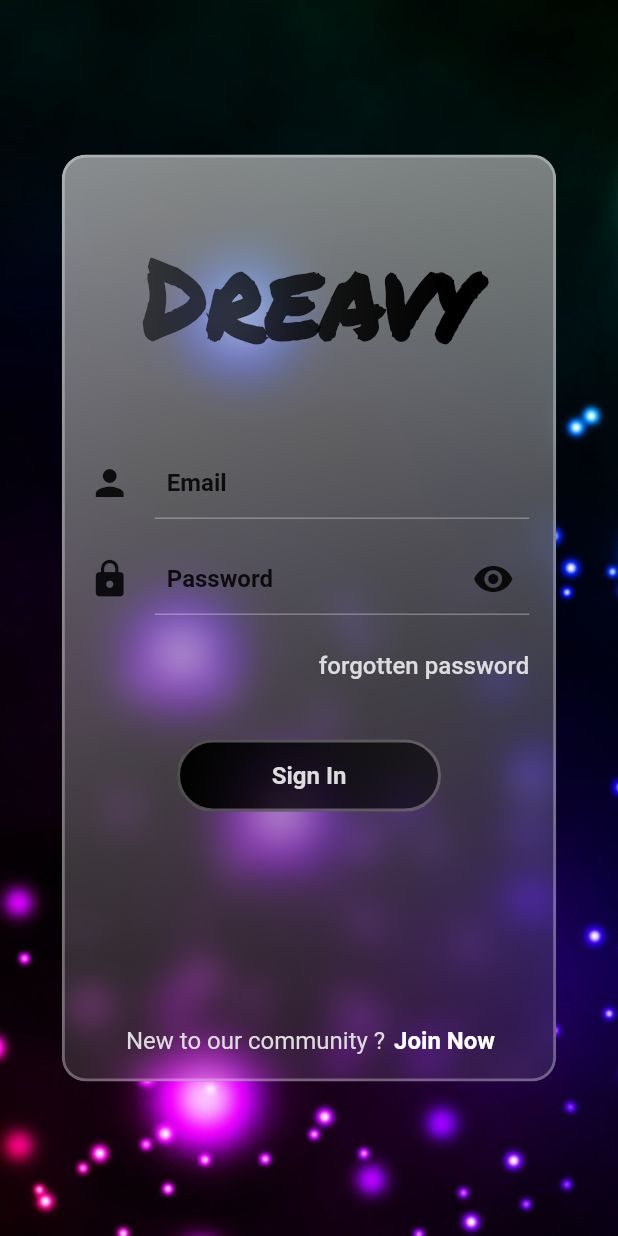
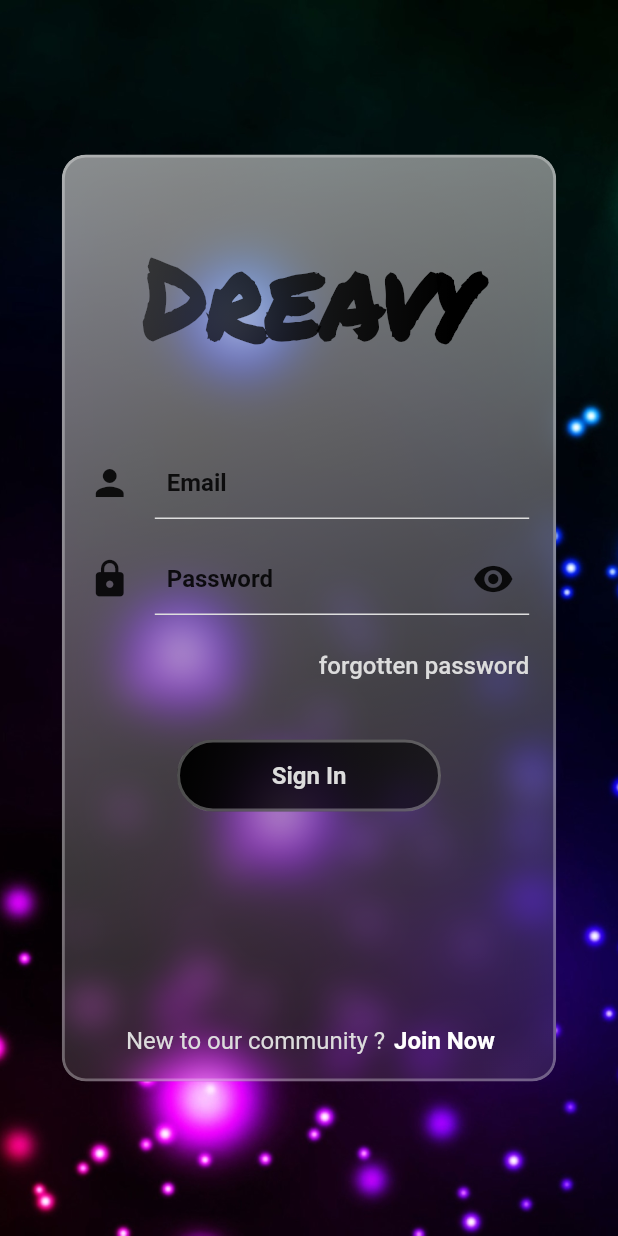
Before and after one commit to nautiii/Flutter-Project, a Flutter app: the screen it shows after launch, on a phone screen of 412 x 824 dp. Run offline on Flutter 3.47's test engine with Material 2 defaults, Android fonts, the phone set to English and light mode, and no system bars; our stand-ins replace cloud_firestore, firebase_core, go_router, google_fonts; missing offline and left inert: encrypt; accounts and stored records are empty.

Commit message:
UPDATE - login page done, only feature missing for now: forgotten-password

```diff
--- a/lib/main.dart
+++ b/lib/main.dart
@@ -20,31 +20,34 @@ class App extends StatelessWidget {
   Widget build(BuildContext context) {
     return ChangeNotifierProvider<UserInfoProvider>(
       create: (context) => UserInfoProvider(),
-      child: MaterialApp.router(
+      child: Consumer<UserInfoProvider>(
+        builder: (_, userInfo, __) => MaterialApp.router(
           theme: dreavyTheme,
           debugShowCheckedModeBanner: false,
           routerConfig: GoRouter(
-          errorBuilder: (_, GoRouterState state) => NotFoundPage(state: state),
-          initialLocation: '/login',
+            errorBuilder: (_, GoRouterState s) => NotFoundPage(state: s),
             redirect: (context, state) async {
-            if (state.location.isEmpty) return '/home';
-            // if (!await LoginService.of(context).isLoggedIn) return '/login';
+              if (!userInfo.isLogged) return '/login';
               return null;
             },
             routes: <GoRoute>[
               GoRoute(
-                path: '/login',
-                builder: (_, GoRouterState state) => SignInPage(state: state)),
+                  path: '/',
+                  builder: (_, GoRouterState s) => HomePage(state: s)),
               GoRoute(
                   path: '/home',
-                builder: (_, GoRouterState state) => HomePage(state: state)),
+                  builder: (_, GoRouterState s) => HomePage(state: s)),
+              GoRoute(
+                  path: '/login',
+                  builder: (_, GoRouterState s) => SignInPage(state: s)),
               GoRoute(
                   path: '/profile',
-                builder: (_, GoRouterState state) => ProfilePage(state: state)),
+                  builder: (_, GoRouterState s) => ProfilePage(state: s)),
               GoRoute(
                   path: '/favorites',
-                builder: (_, GoRouterState state) => FavoritePage(state: state)),
+                  builder: (_, GoRouterState s) => FavoritePage(state: s)),
             ],
+          ),
         ),
       ),
     );
--- /dev/null
+++ b/lib/models/user_model.dart
@@ -0,0 +1,22 @@
+import 'package:cloud_firestore/cloud_firestore.dart';
+
+class UserModel {
+  final bool? admin;
+  final DateTime? date;
+  final String? pseudo;
+  final String id;
+  final String email;
+  final String password;
+
+  UserModel(this.id, this.email, this.password,
+      {this.admin = false, this.pseudo = ''})
+      : date = DateTime.now();
+
+  UserModel.fromQuery(Map<String, dynamic> query)
+      : admin = query['admin'],
+        date = DateTime.parse((query['date'] as Timestamp).toDate().toString()),
+        pseudo = query['pseudo'],
+        id = query['id'],
+        email = query['email'],
+        password = query['password'];
+}
--- a/lib/ui/login/sign_in_page.dart
+++ b/lib/ui/login/sign_in_page.dart
@@ -1,24 +1,27 @@
 import 'package:dreavy/providers/user_info_provider.dart';
 import 'package:dreavy/ui/shared/dreavy_button.dart';
-import 'package:flutter/material.dart';
-import 'package:go_router/go_router.dart';
 import 'package:dreavy/ui/shared/dreavy_formfield.dart';
 import 'package:dreavy/ui/shared/glass_container.dart';
+import 'package:dreavy/ui/login/sign_up_page.dart';
+import 'package:dreavy/ui/login/validators.dart';
+
 import 'package:provider/provider.dart';
+import 'package:go_router/go_router.dart';
+import 'package:flutter/material.dart';
 
 class SignInPage extends StatelessWidget {
   final GoRouterState state;
   final _formKey = GlobalKey<FormState>();
-  final emailController = TextEditingController();
-  final pwdController = TextEditingController();
+  final _emailController = TextEditingController();
+  final _pwdController = TextEditingController();
 
   SignInPage({Key? key, required this.state}) : super(key: key);
 
   void submit(BuildContext context) {
-    context.read<UserInfoProvider>().addUser();
-
     if (_formKey.currentState!.validate()) {
-      GoRouter.of(context).go('/home');
+      context
+          .read<UserInfoProvider>()
+          .getUser(_emailController.text, _pwdController.text);
     }
   }
 
@@ -52,28 +55,14 @@ class SignInPage extends StatelessWidget {
                   DreavyFormField(
                       label: 'Email',
                       icon: Icons.person,
-                      controller: emailController,
-                      validator: (String? value) {
-                        return (value == null || value.isEmpty)
-                            ? 'This field is required, please enter a valid email'
-                            : (!RegExp(r'^(([^<>()[\]\\.,;:\s@\"]+(\.[^<>()[\]\\.,;:\s@\"]+)*)|(\".+\"))@((\[[0-9]{1,3}\.[0-9]{1,3}\.[0-9]{1,3}\.[0-9]{1,3}\])|(([a-zA-Z\-0-9]+\.)+[a-zA-Z]{2,}))$')
-                                    .hasMatch(value))
-                                ? 'Invalid email, please enter a valid one'
-                                : null;
-                      }),
+                      controller: _emailController,
+                      validator: Validators.validateEmail),
                   DreavyFormField(
                       label: 'Password',
                       icon: Icons.lock,
                       hide: true,
-                      controller: pwdController,
-                      validator: (String? value) {
-                        return (value == null || value.isEmpty)
-                            ? 'This field is required, please enter a valid password'
-                            : (!RegExp(r'^(?=.*[a-z])(?=.*[A-Z])(?=.*\d)(?=.*[@$!%*?&])[A-Za-z\d@$!%*?&]{6,}$')
-                                    .hasMatch(value))
-                                ? 'Invalid password, check if there is at least 1 uppercase/lowercase letter, 1 number and 1 special character'
-                                : null;
-                      }),
+                      controller: _pwdController,
+                      validator: Validators.validatePassword),
                   Padding(
                     padding: const EdgeInsets.only(top: 16.0, right: 8.0),
                     child: SizedBox(
@@ -95,16 +84,24 @@ class SignInPage extends StatelessWidget {
                     padding: const EdgeInsets.all(8.0),
                     child: Row(
                       mainAxisAlignment: MainAxisAlignment.center,
-                      children: const [
-                        Text('New to our community ? ',
+                      children: [
+                        const Text('New to our community ? ',
                             textAlign: TextAlign.center,
                             style: TextStyle(fontSize: 16.0)),
-                        Text(' Join Now',
-                            textAlign: TextAlign.center,
-                            style: TextStyle(
-                                fontSize: 16.0,
-                                fontWeight: FontWeight.bold,
-                                color: Colors.white))
+                        GestureDetector(
+                          onTap: () => Navigator.of(context).push(
+                            MaterialPageRoute(
+                              builder: (BuildContext context) =>
+                                  SignUpPage(state: state),
+                            ),
+                          ),
+                          child: const Text(' Join Now',
+                              textAlign: TextAlign.center,
+                              style: TextStyle(
+                                  fontSize: 16.0,
+                                  fontWeight: FontWeight.bold,
+                                  color: Colors.white)),
+                        )
                       ],
                     ),
                   ),
--- a/lib/ui/shared/dreavy_formfield.dart
+++ b/lib/ui/shared/dreavy_formfield.dart
@@ -1,6 +1,6 @@
 import 'package:flutter/material.dart';
 
-class DreavyFormField extends StatelessWidget {
+class DreavyFormField extends StatefulWidget {
   final String label;
   final IconData icon;
   final String? Function(String?)? validator;
@@ -17,27 +17,45 @@ class DreavyFormField extends StatelessWidget {
       : super(key: key);
 
   @override
+  State<DreavyFormField> createState() => _DreavyFormFieldState();
+}
+
+class _DreavyFormFieldState extends State<DreavyFormField> {
+  late bool _isTextHidden = false;
+
+  @override
+  void initState() {
+    super.initState();
+    _isTextHidden = widget.hide;
+  }
+
+  @override
   Widget build(BuildContext context) {
     return Padding(
       padding: const EdgeInsets.all(8.0),
       child: TextFormField(
-        controller: controller,
+        controller: widget.controller,
         autovalidateMode: AutovalidateMode.onUserInteraction,
-        obscureText: hide,
+        obscureText: _isTextHidden,
         enableSuggestions: true,
         cursorColor: Colors.black87,
         style: const TextStyle(color: Color.fromRGBO(222, 222, 222, 1.0)),
         decoration: InputDecoration(
           icon: Icon(
-            icon,
+            widget.icon,
             color: Colors.black87,
             size: 28.0,
           ),
-          suffixIcon: hide
-              ? const Icon(Icons.remove_red_eye,
-                  color: Colors.black87, size: 28.0)
+          suffixIcon: widget.hide
+              ? IconButton(
+                  icon: const Icon(Icons.remove_red_eye),
+                  color: Colors.black87,
+                  iconSize: 28.0,
+                  onPressed: () => setState(() {
+                        _isTextHidden = !_isTextHidden;
+                      }))
               : null,
-          labelText: label,
+          labelText: widget.label,
           labelStyle: const TextStyle(
               color: Colors.black87,
               fontWeight: FontWeight.bold,
@@ -48,10 +66,10 @@ class DreavyFormField extends StatelessWidget {
             borderSide: BorderSide(color: Colors.black87),
           ),
           enabledBorder: const UnderlineInputBorder(
-            borderSide: BorderSide(color: Colors.white30),
+            borderSide: BorderSide(color: Color.fromRGBO(222, 222, 222, 1.0)),
           ),
         ),
-        validator: validator,
+        validator: widget.validator,
       ),
     );
   }
--- a/pubspec.yaml
+++ b/pubspec.yaml
@@ -32,16 +32,15 @@ dependencies:
   flutter:
     sdk: flutter
 
-
   # The following adds the Cupertino Icons font to your application.
   # Use with the CupertinoIcons class for iOS style icons.
   cupertino_icons: ^1.0.5
-  go_router: ^5.1.4
+  go_router: ^5.1.5
   google_fonts: ^3.0.1
   provider: ^6.0.4
   firebase_core: ^2.1.1
-  #C:/Users/nauti/AppData/Local/Pub/Cache/bin/flutterfire.bat configure --project=dreavy-8bf62
   cloud_firestore: ^4.0.4
+  encrypt: ^5.0.1
 
 dev_dependencies:
   flutter_test:
```
Also changed, not shown: lib/providers/user_info_provider.dart (+66 -25 lines), lib/ui/login/sign_up_page.dart (+96 -22 lines), lib/ui/login/validators.dart (added, +25 -0 lines), pubspec.lock, 1 other file. Lines whose indentation alone changed are shown as unchanged.
